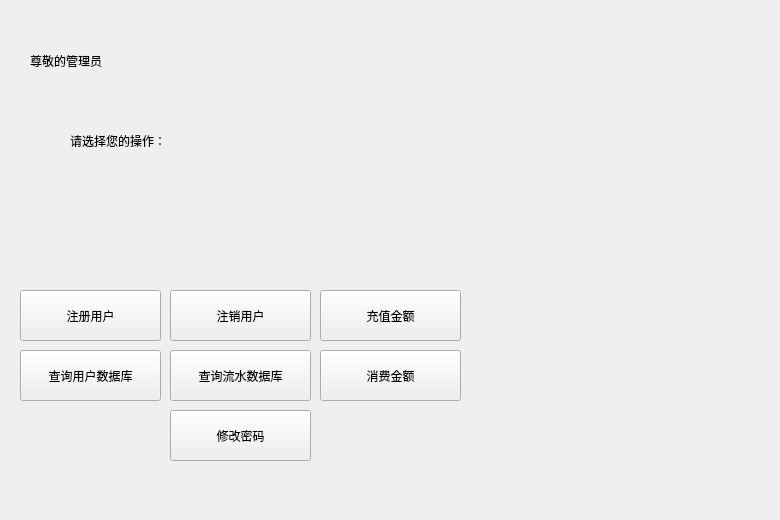
The window that CampusCardManager/manager.ui (DandexZ/software_project) describes before a commit, drawn with Qt 5.
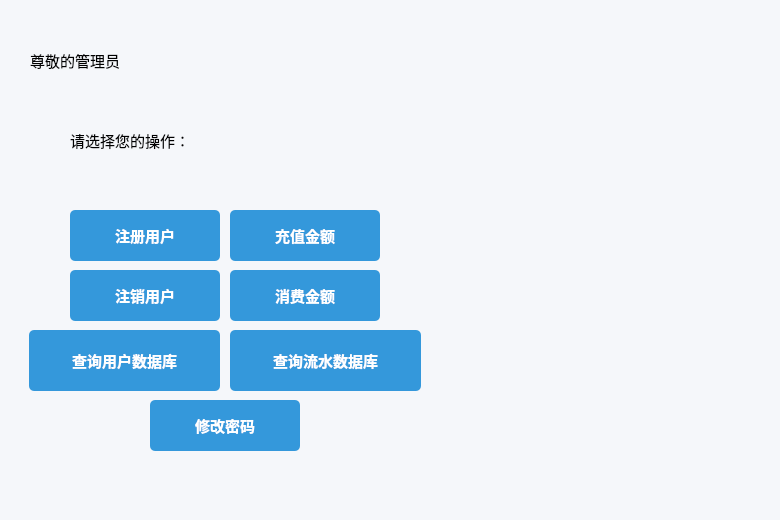
The same window after the commit.

Patch:
```diff
--- a/CampusCardManager/manager.ui
+++ b/CampusCardManager/manager.ui
@@ -13,6 +13,14 @@
   <property name="windowTitle">
    <string>Form</string>
   </property>
+  <property name="styleSheet">
+   <string notr="true">/* 主窗口样式 */
+QWidget {
+    background-color: #f5f7fa;
+    font-family: 'Segoe UI', Arial, sans-serif;
+    font-size: 11pt;
+}</string>
+  </property>
   <widget class="QLabel" name="hint_2">
    <property name="geometry">
     <rect>
@@ -32,12 +40,35 @@
   <widget class="QPushButton" name="ChangePassword">
    <property name="geometry">
     <rect>
-     <x>170</x>
-     <y>410</y>
-     <width>141</width>
+     <x>150</x>
+     <y>400</y>
+     <width>150</width>
      <height>51</height>
     </rect>
    </property>
+   <property name="styleSheet">
+    <string notr="true">/* 按钮通用样式 */
+QPushButton {
+    background-color: #3498db;
+    color: white;
+    border: none;
+    border-radius: 5px;
+    padding: 8px 15px;
+    min-width: 120px;
+    min-height: 35px;
+    font-weight: 500;
+}
+
+/* 按钮悬停效果 */
+QPushButton:hover {
+    background-color: #2980b9;
+}
+
+/* 按钮按下效果 */
+QPushButton:pressed {
+    background-color: #1a5276;
+}</string>
+   </property>
    <property name="text">
     <string>修改密码</string>
    </property>
@@ -61,12 +92,35 @@
   <widget class="QPushButton" name="Sign_up">
    <property name="geometry">
     <rect>
-     <x>20</x>
-     <y>290</y>
-     <width>141</width>
+     <x>70</x>
+     <y>210</y>
+     <width>150</width>
      <height>51</height>
     </rect>
    </property>
+   <property name="styleSheet">
+    <string notr="true">/* 按钮通用样式 */
+QPushButton {
+    background-color: #3498db;
+    color: white;
+    border: none;
+    border-radius: 5px;
+    padding: 8px 15px;
+    min-width: 120px;
+    min-height: 35px;
+    font-weight: 500;
+}
+
+/* 按钮悬停效果 */
+QPushButton:hover {
+    background-color: #2980b9;
+}
+
+/* 按钮按下效果 */
+QPushButton:pressed {
+    background-color: #1a5276;
+}</string>
+   </property>
    <property name="text">
     <string>注册用户</string>
    </property>
@@ -74,12 +128,35 @@
   <widget class="QPushButton" name="increase_money">
    <property name="geometry">
     <rect>
-     <x>320</x>
-     <y>290</y>
-     <width>141</width>
+     <x>230</x>
+     <y>210</y>
+     <width>150</width>
      <height>51</height>
     </rect>
    </property>
+   <property name="styleSheet">
+    <string notr="true">/* 按钮通用样式 */
+QPushButton {
+    background-color: #3498db;
+    color: white;
+    border: none;
+    border-radius: 5px;
+    padding: 8px 15px;
+    min-width: 120px;
+    min-height: 35px;
+    font-weight: 500;
+}
+
+/* 按钮悬停效果 */
+QPushButton:hover {
+    background-color: #2980b9;
+}
+
+/* 按钮按下效果 */
+QPushButton:pressed {
+    background-color: #1a5276;
+}</string>
+   </property>
    <property name="text">
     <string>充值金额</string>
    </property>
@@ -87,12 +164,35 @@
   <widget class="QPushButton" name="destroy_user">
    <property name="geometry">
     <rect>
-     <x>170</x>
-     <y>290</y>
-     <width>141</width>
+     <x>70</x>
+     <y>270</y>
+     <width>150</width>
      <height>51</height>
     </rect>
    </property>
+   <property name="styleSheet">
+    <string notr="true">/* 按钮通用样式 */
+QPushButton {
+    background-color: #3498db;
+    color: white;
+    border: none;
+    border-radius: 5px;
+    padding: 8px 15px;
+    min-width: 120px;
+    min-height: 35px;
+    font-weight: 500;
+}
+
+/* 按钮悬停效果 */
+QPushButton:hover {
+    background-color: #2980b9;
+}
+
+/* 按钮按下效果 */
+QPushButton:pressed {
+    background-color: #1a5276;
+}</string>
+   </property>
    <property name="text">
     <string>注销用户</string>
    </property>
@@ -116,12 +216,35 @@
   <widget class="QPushButton" name="userdb">
    <property name="geometry">
     <rect>
-     <x>20</x>
-     <y>350</y>
-     <width>141</width>
-     <height>51</height>
+     <x>29</x>
+     <y>330</y>
+     <width>191</width>
+     <height>61</height>
     </rect>
    </property>
+   <property name="styleSheet">
+    <string notr="true">/* 按钮通用样式 */
+QPushButton {
+    background-color: #3498db;
+    color: white;
+    border: none;
+    border-radius: 5px;
+    padding: 8px 15px;
+    min-width: 120px;
+    min-height: 35px;
+    font-weight: 500;
+}
+
+/* 按钮悬停效果 */
+QPushButton:hover {
+    background-color: #2980b9;
+}
+
+/* 按钮按下效果 */
+QPushButton:pressed {
+    background-color: #1a5276;
+}</string>
+   </property>
    <property name="text">
     <string>查询用户数据库</string>
    </property>
@@ -129,12 +252,35 @@
   <widget class="QPushButton" name="moneydb">
    <property name="geometry">
     <rect>
-     <x>170</x>
-     <y>350</y>
-     <width>141</width>
-     <height>51</height>
+     <x>230</x>
+     <y>330</y>
+     <width>191</width>
+     <height>61</height>
     </rect>
    </property>
+   <property name="styleSheet">
+    <string notr="true">/* 按钮通用样式 */
+QPushButton {
+    background-color: #3498db;
+    color: white;
+    border: none;
+    border-radius: 5px;
+    padding: 8px 15px;
+    min-width: 120px;
+    min-height: 35px;
+    font-weight: 500;
+}
+
+/* 按钮悬停效果 */
+QPushButton:hover {
+    background-color: #2980b9;
+}
+
+/* 按钮按下效果 */
+QPushButton:pressed {
+    background-color: #1a5276;
+}</string>
+   </property>
    <property name="text">
     <string>查询流水数据库</string>
    </property>
@@ -142,12 +288,35 @@
   <widget class="QPushButton" name="decrease_money">
    <property name="geometry">
     <rect>
-     <x>320</x>
-     <y>350</y>
-     <width>141</width>
+     <x>230</x>
+     <y>270</y>
+     <width>150</width>
      <height>51</height>
     </rect>
    </property>
+   <property name="styleSheet">
+    <string notr="true">/* 按钮通用样式 */
+QPushButton {
+    background-color: #3498db;
+    color: white;
+    border: none;
+    border-radius: 5px;
+    padding: 8px 15px;
+    min-width: 120px;
+    min-height: 35px;
+    font-weight: 500;
+}
+
+/* 按钮悬停效果 */
+QPushButton:hover {
+    background-color: #2980b9;
+}
+
+/* 按钮按下效果 */
+QPushButton:pressed {
+    background-color: #1a5276;
+}</string>
+   </property>
    <property name="text">
     <string>消费金额</string>
    </property>
@@ -155,9 +324,9 @@
   <widget class="QLabel" name="label_image">
    <property name="geometry">
     <rect>
-     <x>480</x>
+     <x>430</x>
      <y>0</y>
-     <width>301</width>
+     <width>351</width>
      <height>521</height>
     </rect>
    </property>
```
